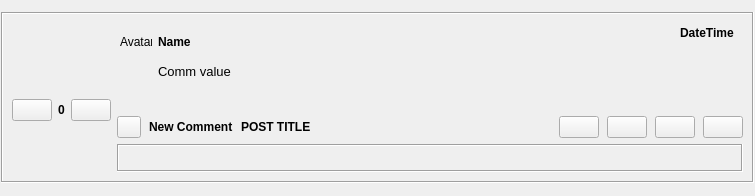
First picture: the form in retroshare-gui/src/gui/feeds/ChannelsCommentsItem.ui, repository RetroShare/RetroShare, before the edit.
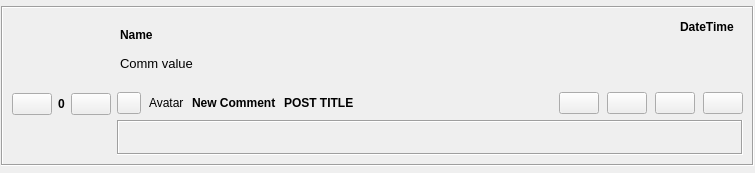
Second picture: the form after the edit. Custom widgets are drawn as their Qt base class.

Commit message:
Fixing more stylesheet issue on New Channel/Forum feed items
* Fixing more stylesheet issue on New Channel/Forum feed items
* Removed one logo Label from the comments feeds and use the left Label for Avatar display

```diff
--- a/retroshare-gui/src/gui/feeds/ChannelsCommentsItem.ui
+++ b/retroshare-gui/src/gui/feeds/ChannelsCommentsItem.ui
@@ -7,7 +7,7 @@
     <x>0</x>
     <y>0</y>
     <width>755</width>
-    <height>196</height>
+    <height>173</height>
    </rect>
   </property>
   <layout class="QGridLayout" name="gridLayout_3">
@@ -74,6 +74,13 @@
           </property>
          </widget>
         </item>
+        <item>
+         <widget class="QLabel" name="logoLabel">
+          <property name="text">
+           <string>Avatar</string>
+          </property>
+         </widget>
+        </item>
         <item>
          <widget class="QLabel" name="newCommentLabel">
           <property name="sizePolicy">
@@ -264,7 +271,7 @@
       <item row="0" column="0" rowspan="4">
        <layout class="QVBoxLayout" name="verticalLayout">
         <item>
-         <widget class="QLabel" name="logoLabel">
+         <widget class="QLabel" name="avatarLabel">
           <property name="sizePolicy">
            <sizepolicy hsizetype="Preferred" vsizetype="Maximum">
             <horstretch>0</horstretch>
@@ -346,7 +353,7 @@
         </item>
        </layout>
       </item>
-      <item row="0" column="1">
+      <item row="0" column="1" rowspan="2">
        <widget class="QFrame" name="commentFrame">
         <property name="sizePolicy">
          <sizepolicy hsizetype="Expanding" vsizetype="Preferred">
@@ -370,47 +377,6 @@
          <property name="bottomMargin">
           <number>0</number>
          </property>
-         <item row="0" column="0">
-          <widget class="QLabel" name="avatarLabel">
-           <property name="minimumSize">
-            <size>
-             <width>32</width>
-             <height>32</height>
-            </size>
-           </property>
-           <property name="maximumSize">
-            <size>
-             <width>32</width>
-             <height>32</height>
-            </size>
-           </property>
-           <property name="text">
-            <string>Avatar</string>
-           </property>
-          </widget>
-         </item>
-         <item row="0" column="1">
-          <widget class="GxsIdLabel" name="nameLabel">
-           <property name="sizePolicy">
-            <sizepolicy hsizetype="Preferred" vsizetype="Preferred">
-             <horstretch>0</horstretch>
-             <verstretch>0</verstretch>
-            </sizepolicy>
-           </property>
-           <property name="font">
-            <font>
-             <weight>75</weight>
-             <bold>true</bold>
-            </font>
-           </property>
-           <property name="text">
-            <string>Name</string>
-           </property>
-           <property name="alignment">
-            <set>Qt::AlignLeading|Qt::AlignLeft|Qt::AlignVCenter</set>
-           </property>
-          </widget>
-         </item>
          <item row="0" column="2">
           <spacer name="horizontalSpacer_3">
            <property name="orientation">
@@ -443,20 +409,29 @@
            </property>
           </widget>
          </item>
-         <item row="1" column="0">
-          <spacer name="verticalSpacer_3">
-           <property name="orientation">
-            <enum>Qt::Vertical</enum>
+         <item row="0" column="0" colspan="2">
+          <widget class="GxsIdLabel" name="nameLabel">
+           <property name="sizePolicy">
+            <sizepolicy hsizetype="Preferred" vsizetype="Preferred">
+             <horstretch>0</horstretch>
+             <verstretch>0</verstretch>
+            </sizepolicy>
            </property>
-           <property name="sizeHint" stdset="0">
-            <size>
-             <width>20</width>
-             <height>40</height>
-            </size>
+           <property name="font">
+            <font>
+             <weight>75</weight>
+             <bold>true</bold>
+            </font>
            </property>
-          </spacer>
+           <property name="text">
+            <string>Name</string>
+           </property>
+           <property name="alignment">
+            <set>Qt::AlignLeading|Qt::AlignLeft|Qt::AlignVCenter</set>
+           </property>
+          </widget>
          </item>
-         <item row="1" column="1" colspan="3">
+         <item row="1" column="0" colspan="4">
           <widget class="QLabel" name="commLabel">
            <property name="sizePolicy">
             <sizepolicy hsizetype="Preferred" vsizetype="Preferred">
```
The commit also changes 6 other files.
